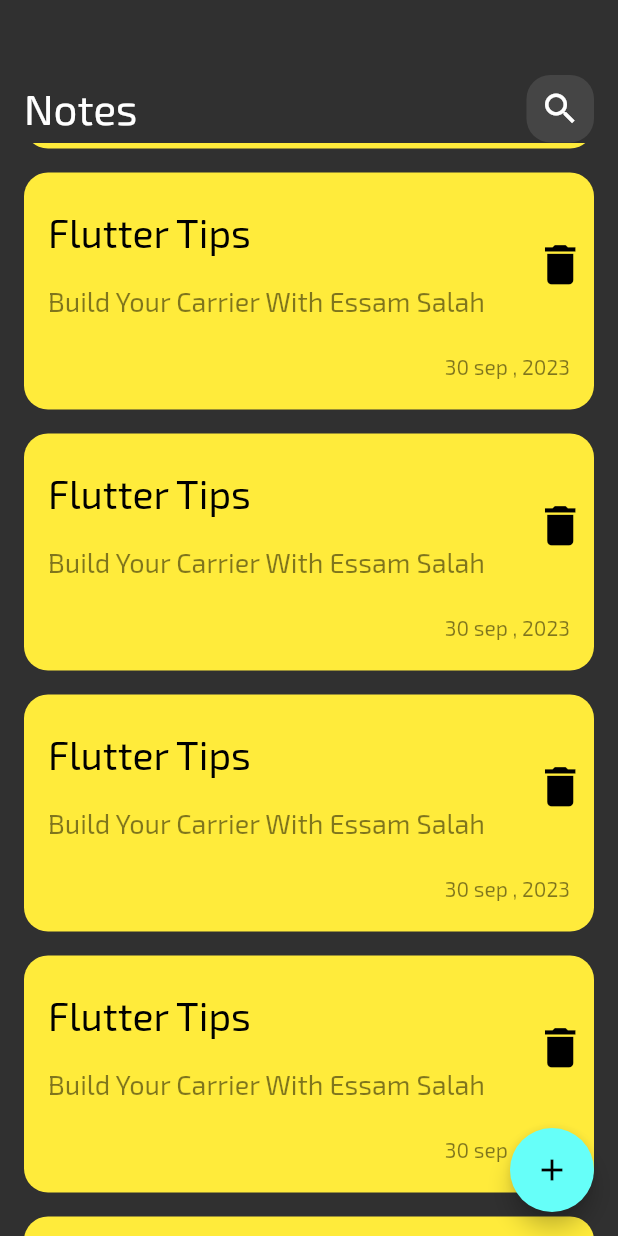
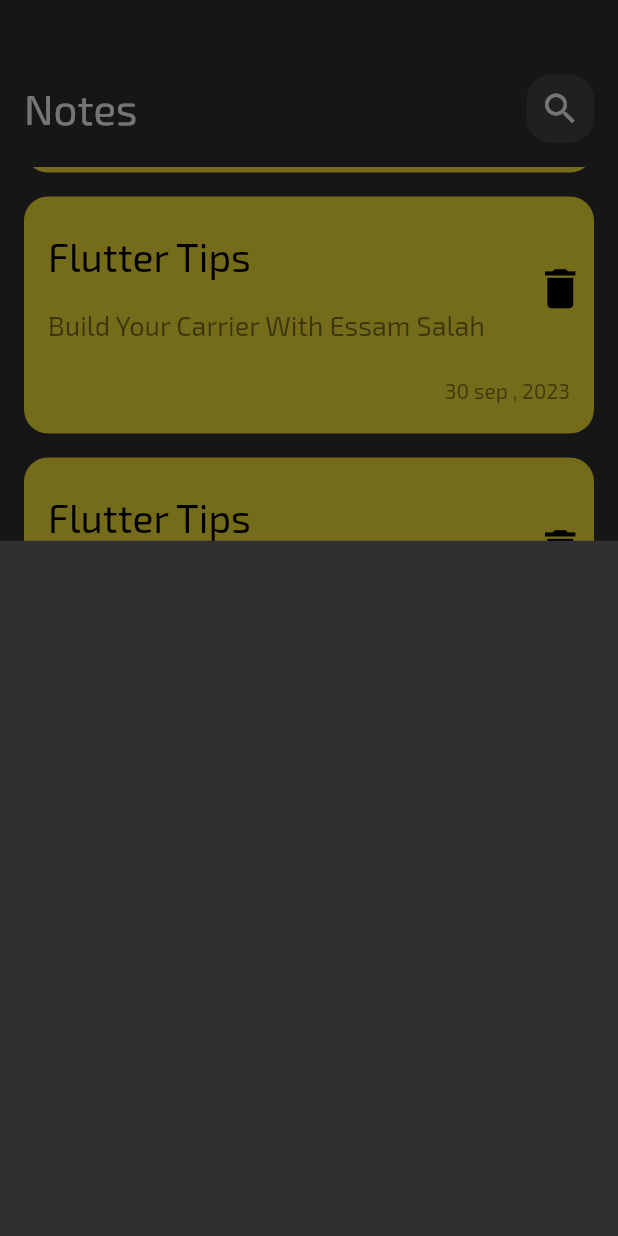
Before and after one commit to issam-S/note-app, a Flutter app: the screen it shows after launch, scrolled down 1728 dp, after a tap on the "add" icon, on a phone screen of 412 x 824 dp. Run offline on Flutter 3.47's test engine with Material 2 defaults, Android fonts, the phone set to English and light mode, and no system bars.

Commit message:
bottom sheet build p1

```diff
--- a/lib/views/notes_view.dart
+++ b/lib/views/notes_view.dart
@@ -1,4 +1,5 @@
 import 'package:flutter/material.dart';
+import 'package:note_app/views/widgets/add_note_bottom_sheet.dart';
 import 'package:note_app/views/widgets/notes_view_body.dart';
 
 class NotesView extends StatelessWidget {
@@ -8,7 +9,13 @@ class NotesView extends StatelessWidget {
   Widget build(BuildContext context) {
     return Scaffold(
       floatingActionButton: FloatingActionButton(
-        onPressed: () {},
+        onPressed: () {
+          showModalBottomSheet(
+              context: context,
+              builder: (context) {
+                return const AddNoteBottomSheet();
+              });
+        },
         child: const Icon(Icons.add),
       ),
       body: const NotesViewBody(),
--- /dev/null
+++ b/lib/views/widgets/add_note_bottom_sheet.dart
@@ -0,0 +1,10 @@
+import 'package:flutter/material.dart';
+
+class AddNoteBottomSheet extends StatelessWidget {
+  const AddNoteBottomSheet({Key? key}) : super(key: key);
+
+  @override
+  Widget build(BuildContext context) {
+    return Container();
+  }
+}
--- a/lib/views/widgets/notes_listview.dart
+++ b/lib/views/widgets/notes_listview.dart
@@ -6,11 +6,16 @@ class NotesListView extends StatelessWidget {
 
   @override
   Widget build(BuildContext context) {
-    return ListView.builder(itemBuilder: (context, i) {
-      return const Padding(
-        padding: EdgeInsets.symmetric(vertical: 8),
-        child: NoteItem(),
-      );
-    });
+    return Padding(
+      padding: const EdgeInsets.symmetric(vertical: 16),
+      child: ListView.builder(
+          padding: EdgeInsets.zero,
+          itemBuilder: (context, i) {
+            return const Padding(
+              padding: EdgeInsets.symmetric(vertical: 8),
+              child: NoteItem(),
+            );
+          }),
+    );
   }
 }
```
